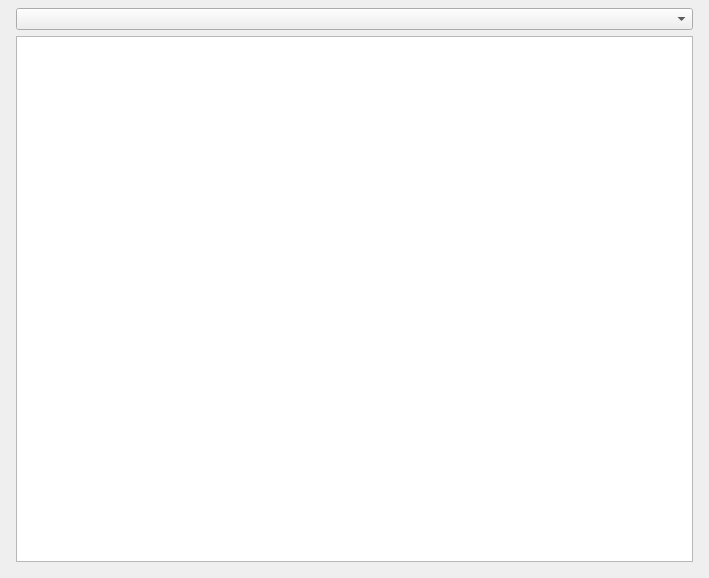
Before: the Qt Designer form src/ui/main/window.ui in luanws/amplifier-circuits, drawn with Qt 5.
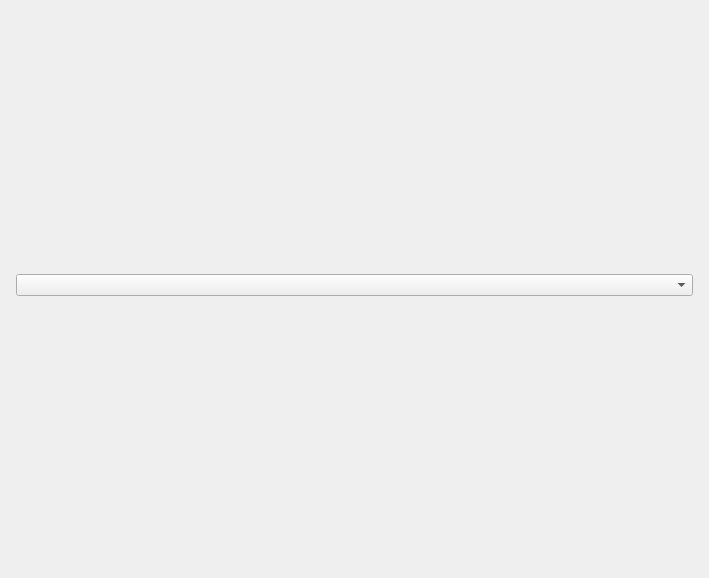
After: the same form once the commit is applied.

What changed in the file:
```diff
--- a/src/ui/main/window.ui
+++ b/src/ui/main/window.ui
@@ -44,7 +44,7 @@
      <widget class="QComboBox" name="amplifier_polarizations_combo_box"/>
     </item>
     <item>
-     <widget class="QListWidget" name="listWidget"/>
+     <layout class="QVBoxLayout" name="input_vertical_layout"/>
     </item>
    </layout>
   </widget>
```
